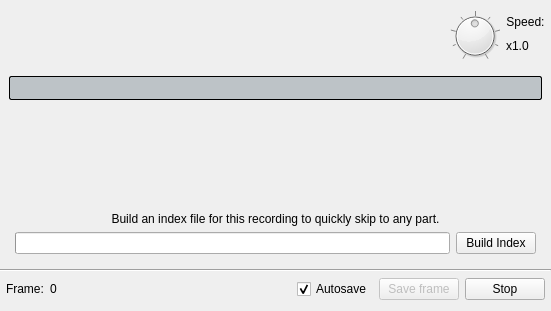
The window that src/desktop/ui/playback.ui (csnover/Drawpile) describes before a commit, drawn with Qt 5.
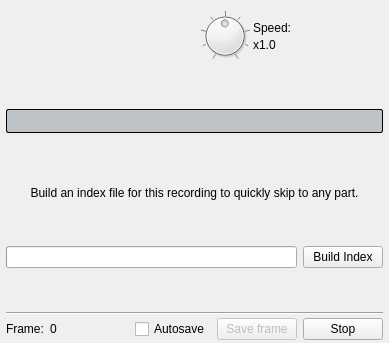
The same window after the commit. The open tabs and pages were chosen to show the change. Icons and pictures are not drawn. Custom widgets are drawn as their Qt base class.

The edit to the form file:
```diff
--- a/src/desktop/ui/playback.ui
+++ b/src/desktop/ui/playback.ui
@@ -6,28 +6,43 @@
    <rect>
     <x>0</x>
     <y>0</y>
-    <width>551</width>
-    <height>311</height>
+    <width>389</width>
+    <height>343</height>
    </rect>
   </property>
+  <property name="sizePolicy">
+   <sizepolicy hsizetype="Preferred" vsizetype="Minimum">
+    <horstretch>0</horstretch>
+    <verstretch>0</verstretch>
+   </sizepolicy>
+  </property>
+  <property name="maximumSize">
+   <size>
+    <width>16777215</width>
+    <height>343</height>
+   </size>
+  </property>
   <property name="windowTitle">
    <string>Playback</string>
   </property>
-  <layout class="QVBoxLayout">
+  <layout class="QVBoxLayout" stretch="1,4,0,0">
+   <property name="spacing">
+    <number>3</number>
+   </property>
    <property name="leftMargin">
-    <number>0</number>
+    <number>6</number>
+   </property>
+   <property name="topMargin">
+    <number>6</number>
    </property>
    <property name="rightMargin">
-    <number>0</number>
+    <number>6</number>
+   </property>
+   <property name="bottomMargin">
+    <number>3</number>
    </property>
    <item>
     <layout class="QHBoxLayout">
-     <property name="leftMargin">
-      <number>6</number>
-     </property>
-     <property name="rightMargin">
-      <number>6</number>
-     </property>
      <item>
       <layout class="QHBoxLayout">
        <item>
@@ -35,6 +50,12 @@
          <property name="enabled">
           <bool>false</bool>
          </property>
+         <property name="sizePolicy">
+          <sizepolicy hsizetype="Minimum" vsizetype="Maximum">
+           <horstretch>0</horstretch>
+           <verstretch>0</verstretch>
+          </sizepolicy>
+         </property>
          <property name="toolTip">
           <string>Skip backward</string>
          </property>
@@ -55,6 +76,18 @@
        </item>
        <item>
         <widget class="QToolButton" name="play">
+         <property name="sizePolicy">
+          <sizepolicy hsizetype="Minimum" vsizetype="Ignored">
+           <horstretch>0</horstretch>
+           <verstretch>0</verstretch>
+          </sizepolicy>
+         </property>
+         <property name="maximumSize">
+          <size>
+           <width>16777215</width>
+           <height>52</height>
+          </size>
+         </property>
          <property name="toolTip">
           <string>Play</string>
          </property>
@@ -78,6 +111,12 @@
        </item>
        <item>
         <widget class="QToolButton" name="stepForward">
+         <property name="sizePolicy">
+          <sizepolicy hsizetype="Minimum" vsizetype="Maximum">
+           <horstretch>0</horstretch>
+           <verstretch>0</verstretch>
+          </sizepolicy>
+         </property>
          <property name="toolTip">
           <string>Step</string>
          </property>
@@ -98,6 +137,12 @@
        </item>
        <item>
         <widget class="QToolButton" name="skipForward">
+         <property name="sizePolicy">
+          <sizepolicy hsizetype="Minimum" vsizetype="Maximum">
+           <horstretch>0</horstretch>
+           <verstretch>0</verstretch>
+          </sizepolicy>
+         </property>
          <property name="toolTip">
           <string>Skip stroke</string>
          </property>
@@ -123,12 +168,6 @@
        <property name="orientation">
         <enum>Qt::Horizontal</enum>
        </property>
-       <property name="sizeHint" stdset="0">
-        <size>
-         <width>40</width>
-         <height>20</height>
-        </size>
-       </property>
       </spacer>
      </item>
      <item>
@@ -136,7 +175,7 @@
        <item row="0" column="0" rowspan="2">
         <widget class="QDial" name="speedcontrol">
          <property name="sizePolicy">
-          <sizepolicy hsizetype="Fixed" vsizetype="Fixed">
+          <sizepolicy hsizetype="Fixed" vsizetype="Ignored">
            <horstretch>0</horstretch>
            <verstretch>0</verstretch>
           </sizepolicy>
@@ -164,18 +203,14 @@
          </property>
         </widget>
        </item>
-       <item row="0" column="1">
-        <widget class="QLabel">
-         <property name="text">
-          <string>Speed:</string>
-         </property>
-         <property name="alignment">
-          <set>Qt::AlignCenter</set>
-         </property>
-        </widget>
-       </item>
        <item row="1" column="1">
         <widget class="QLabel" name="speedLabel">
+         <property name="sizePolicy">
+          <sizepolicy hsizetype="Minimum" vsizetype="Preferred">
+           <horstretch>0</horstretch>
+           <verstretch>0</verstretch>
+          </sizepolicy>
+         </property>
          <property name="text">
           <string notr="true">x1.0</string>
          </property>
@@ -184,6 +219,22 @@
          </property>
         </widget>
        </item>
+       <item row="0" column="1">
+        <widget class="QLabel">
+         <property name="sizePolicy">
+          <sizepolicy hsizetype="Minimum" vsizetype="Preferred">
+           <horstretch>0</horstretch>
+           <verstretch>0</verstretch>
+          </sizepolicy>
+         </property>
+         <property name="text">
+          <string>Speed:</string>
+         </property>
+         <property name="alignment">
+          <set>Qt::AlignBottom|Qt::AlignLeading|Qt::AlignLeft</set>
+         </property>
+        </widget>
+       </item>
       </layout>
      </item>
     </layout>
@@ -194,7 +245,22 @@
       <number>0</number>
      </property>
      <widget class="QWidget" name="buildIndexPage">
-      <layout class="QVBoxLayout">
+      <layout class="QVBoxLayout" stretch="1,0,0,0">
+       <property name="spacing">
+        <number>6</number>
+       </property>
+       <property name="leftMargin">
+        <number>0</number>
+       </property>
+       <property name="topMargin">
+        <number>0</number>
+       </property>
+       <property name="rightMargin">
+        <number>0</number>
+       </property>
+       <property name="bottomMargin">
+        <number>0</number>
+       </property>
        <item>
         <widget class="QProgressBar" name="playbackProgress">
          <property name="styleSheet">
@@ -222,18 +288,12 @@
          <property name="orientation">
           <enum>Qt::Vertical</enum>
          </property>
-         <property name="sizeHint" stdset="0">
-          <size>
-           <width>20</width>
-           <height>40</height>
-          </size>
-         </property>
         </spacer>
        </item>
        <item>
         <widget class="QLabel" name="noIndexReason">
          <property name="sizePolicy">
-          <sizepolicy hsizetype="Expanding" vsizetype="Preferred">
+          <sizepolicy hsizetype="Expanding" vsizetype="Fixed">
            <horstretch>0</horstretch>
            <verstretch>0</verstretch>
           </sizepolicy>
@@ -248,10 +308,7 @@
        </item>
        <item>
         <layout class="QHBoxLayout">
-         <property name="leftMargin">
-          <number>6</number>
-         </property>
-         <property name="rightMargin">
+         <property name="spacing">
           <number>6</number>
          </property>
          <item>
@@ -263,6 +320,12 @@
          </item>
          <item>
           <widget class="QPushButton" name="buildIndexButton">
+           <property name="sizePolicy">
+            <sizepolicy hsizetype="Fixed" vsizetype="Fixed">
+             <horstretch>0</horstretch>
+             <verstretch>0</verstretch>
+            </sizepolicy>
+           </property>
            <property name="text">
             <string>Build Index</string>
            </property>
@@ -300,12 +363,6 @@
    </item>
    <item>
     <layout class="QHBoxLayout">
-     <property name="leftMargin">
-      <number>6</number>
-     </property>
-     <property name="rightMargin">
-      <number>6</number>
-     </property>
      <item>
       <widget class="QStackedWidget" name="exportStack">
        <property name="sizePolicy">
@@ -334,7 +391,7 @@
          <item>
           <widget class="QLabel">
            <property name="sizePolicy">
-            <sizepolicy hsizetype="Fixed" vsizetype="Preferred">
+            <sizepolicy hsizetype="Fixed" vsizetype="Fixed">
              <horstretch>0</horstretch>
              <verstretch>0</verstretch>
             </sizepolicy>
@@ -365,12 +422,6 @@
            <property name="orientation">
             <enum>Qt::Horizontal</enum>
            </property>
-           <property name="sizeHint" stdset="0">
-            <size>
-             <width>0</width>
-             <height>0</height>
-            </size>
-           </property>
           </spacer>
          </item>
          <item>
@@ -387,9 +438,6 @@
            <property name="text">
             <string>Autosave</string>
            </property>
-           <property name="checked">
-            <bool>true</bool>
-           </property>
           </widget>
          </item>
          <item>
@@ -429,16 +477,10 @@
           <number>0</number>
          </property>
          <item>
-          <spacer name="horizontalSpacer_4">
+          <spacer>
            <property name="orientation">
             <enum>Qt::Horizontal</enum>
            </property>
-           <property name="sizeHint" stdset="0">
-            <size>
-             <width>412</width>
-             <height>20</height>
-            </size>
-           </property>
           </spacer>
          </item>
          <item>
```
